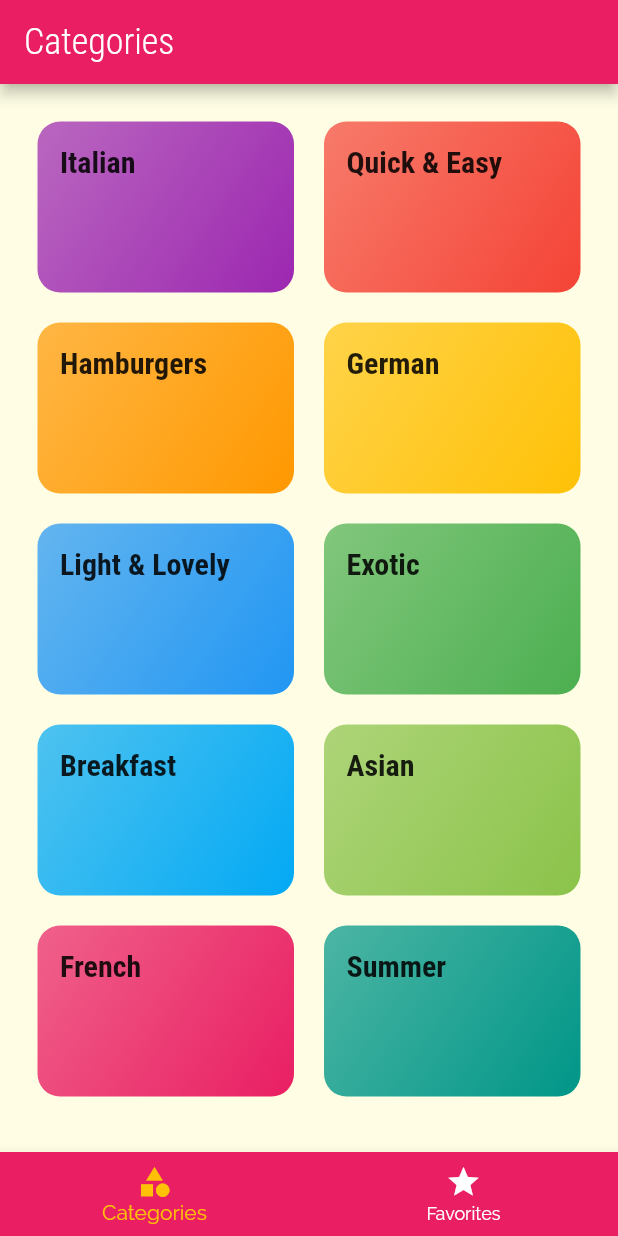
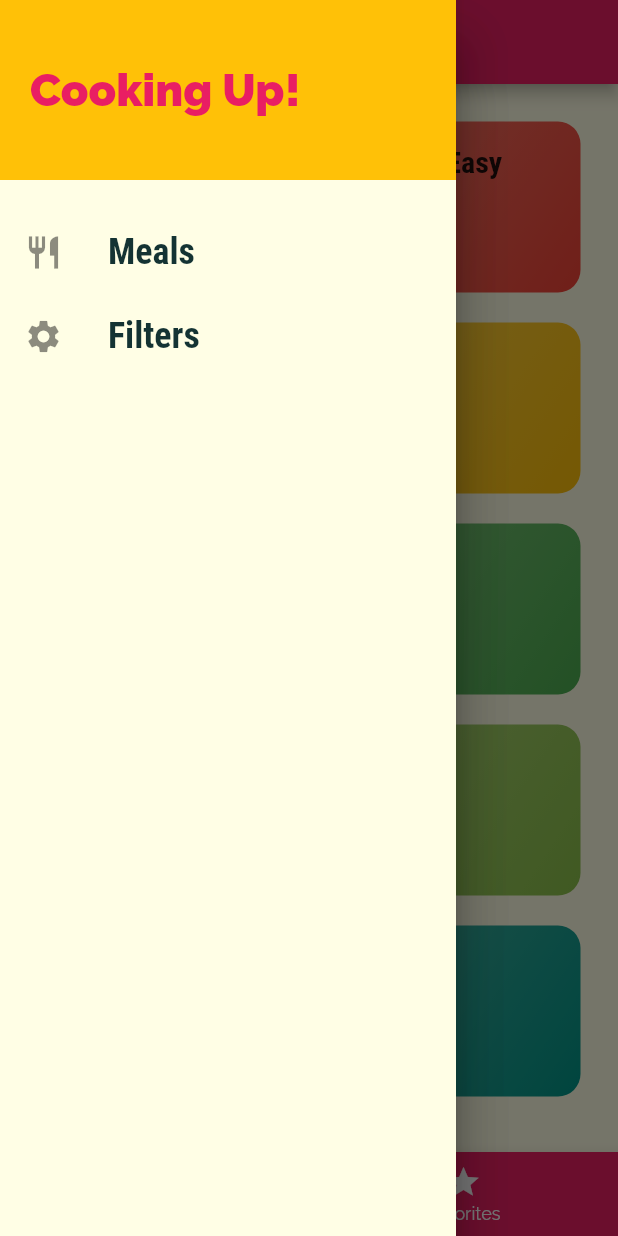
Before and after one commit to Kcruz24/meals-app-flutter, a Flutter app: the screen it shows after launch, with the side drawer open (before the commit the screen has no drawer), on a phone screen of 412 x 824 dp. Run offline on Flutter 3.47's test engine with Material 2 defaults, Android fonts, the phone set to English and light mode, and no system bars.

Commit message:
[175] Adding a Custom Drawer

```diff
--- a/lib/screens/tabs_screen.dart
+++ b/lib/screens/tabs_screen.dart
@@ -1,5 +1,6 @@
 import 'package:flutter/material.dart';
 
+import '../widgets/main_drawer.dart';
 import 'categories_screen.dart';
 import 'favorites_screen.dart';
 
@@ -34,6 +35,9 @@ class _TabsScreenState extends State<TabsScreen> {
       appBar: AppBar(
         title: Text(_pages[_selectedPageIndex]['title']),
       ),
+      drawer: Drawer(
+        child: MainDrawer(),
+      ),
       body: _pages[_selectedPageIndex]['page'],
       bottomNavigationBar: BottomNavigationBar(
         onTap: _selectPage,
--- /dev/null
+++ b/lib/widgets/main_drawer.dart
@@ -0,0 +1,51 @@
+import 'package:flutter/material.dart';
+
+class MainDrawer extends StatelessWidget {
+  @override
+  Widget build(BuildContext context) {
+    return Drawer(
+      child: Column(
+        children: <Widget>[
+          Container(
+            height: 120,
+            width: double.infinity,
+            padding: EdgeInsets.all(20),
+            alignment: Alignment.centerLeft,
+            color: Theme.of(context).accentColor,
+            child: Text(
+              'Cooking Up!',
+              style: TextStyle(
+                fontWeight: FontWeight.w900,
+                fontSize: 30,
+                color: Theme.of(context).primaryColor,
+              ),
+            ),
+          ),
+          SizedBox(
+            height: 20,
+          ),
+          buildListTile('Meals', Icons.restaurant),
+          buildListTile('Filters', Icons.settings),
+        ],
+      ),
+    );
+  }
+
+  Widget buildListTile(String titleArg, IconData iconArg) {
+    return ListTile(
+      leading: Icon(
+        iconArg,
+        size: 26,
+      ),
+      title: Text(
+        titleArg,
+        style: TextStyle(
+          fontFamily: 'RobotoCondensed',
+          fontSize: 24,
+          fontWeight: FontWeight.bold,
+        ),
+      ),
+      onTap: () {},
+    );
+  }
+}
```
